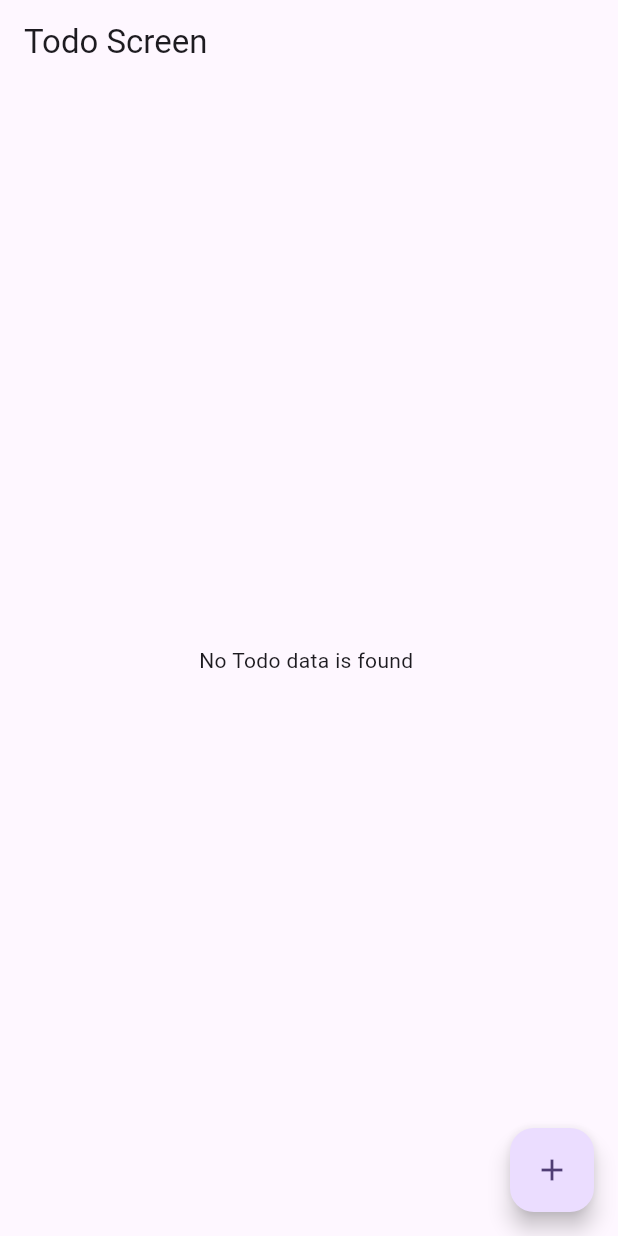
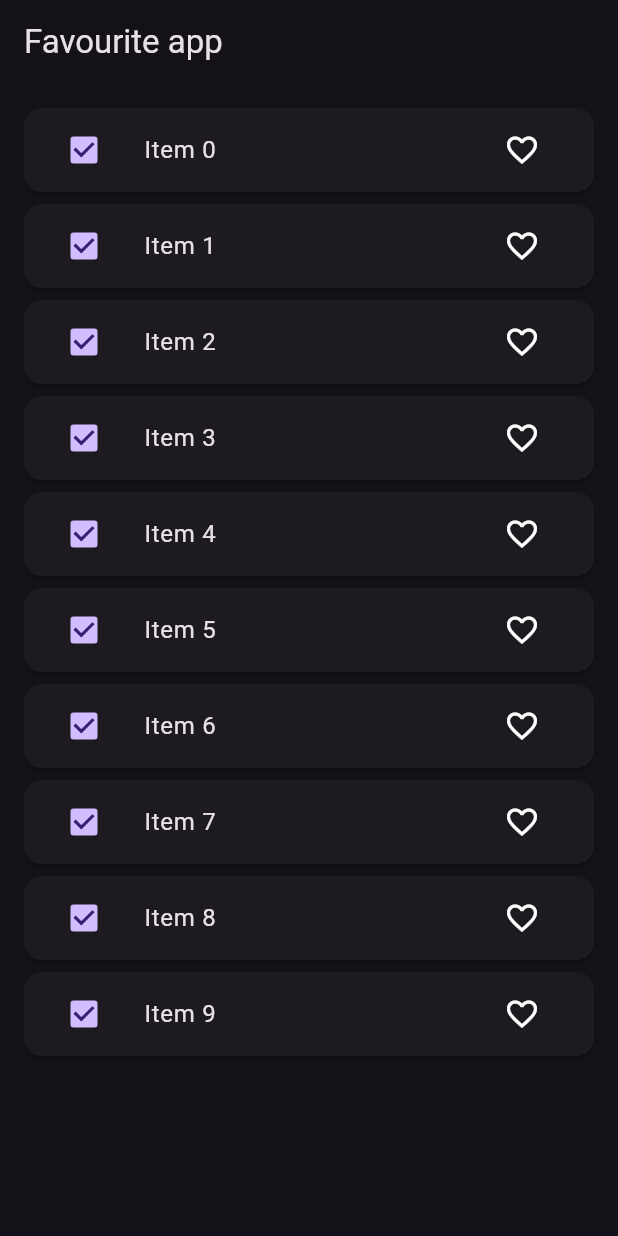
Before and after one commit to Sachinpandit2809/bloc_tutorial, a Flutter app: the screen it shows after launch, on a phone screen of 412 x 824 dp. Run offline on Flutter 3.47's test engine with Material 3 defaults, Android fonts, the phone set to English and light mode, and no system bars; our stand-ins replace bloc, equatable, flutter_bloc, image_picker.

Commit message:
favourite completed

```diff
--- /dev/null
+++ b/lib/bloc/favourite_app/favourite_app_bloc.dart
@@ -0,0 +1,31 @@
+import 'package:bloc/bloc.dart';
+import 'package:bloc_tutorial/bloc/favourite_app/favourite_app_event.dart';
+import 'package:bloc_tutorial/bloc/favourite_app/favourite_app_state.dart';
+import 'package:bloc_tutorial/model/favourite_item_model.dart';
+import 'package:bloc_tutorial/repository/favourite_repositry.dart';
+
+class FavouriteAppBloc extends Bloc<FavouriteAppEvent, FavouriteAppState> {
+  FavouriteRepositry favouriteRepositry;
+  List<FavouriteItemModel> favouriteItemList = [];
+  FavouriteAppBloc(
+    this.favouriteRepositry,
+  ) : super(const FavouriteAppState()) {
+    on<FetchFavouriteList>(_onFetchFavouriteList);
+    on<AddFavouriteItem>(_onAddFavouriteItem);
+  }
+  void _onFetchFavouriteList(
+      FetchFavouriteList event, Emitter<FavouriteAppState> emit) async {
+    favouriteItemList = await favouriteRepositry.fetchItem();
+    emit(state.copyWith(
+        favouriteItemList: List.from(favouriteItemList),
+        listStatus: ListStatus.SUCCESS));
+  }
+
+  void _onAddFavouriteItem(
+      AddFavouriteItem event, Emitter<FavouriteAppState> emit) {
+    final index =
+        favouriteItemList.indexWhere((element) => element.id == event.item.id);
+    favouriteItemList[index] = event.item;
+    emit(state.copyWith(favouriteItemList: List.from(favouriteItemList)));
+  }
+}
--- /dev/null
+++ b/lib/bloc/favourite_app/favourite_app_event.dart
@@ -0,0 +1,17 @@
+import 'package:bloc_tutorial/model/favourite_item_model.dart';
+import 'package:equatable/equatable.dart';
+
+abstract class FavouriteAppEvent extends Equatable {
+  const FavouriteAppEvent();
+
+  @override
+  List<Object> get props => [];
+}
+
+class FetchFavouriteList extends FavouriteAppEvent {}
+
+class AddFavouriteItem extends FavouriteAppEvent {
+  final FavouriteItemModel item;
+ const AddFavouriteItem({required this.item});
+  // List<Object> get props => [item];
+}
--- /dev/null
+++ b/lib/bloc/favourite_app/favourite_app_state.dart
@@ -0,0 +1,25 @@
+import 'package:bloc_tutorial/model/favourite_item_model.dart';
+import 'package:equatable/equatable.dart';
+
+enum ListStatus { LOADING, SUCCESS, FAILURE }
+
+class FavouriteAppState extends Equatable {
+  final List<FavouriteItemModel> favouriteItemList;
+  final ListStatus listStatus;
+
+  const FavouriteAppState(
+      {this.favouriteItemList = const [],
+      this.listStatus = ListStatus.LOADING});
+
+  FavouriteAppState copyWith(
+      {List<FavouriteItemModel>? favouriteItemList, ListStatus? listStatus}) {
+    return FavouriteAppState(
+        favouriteItemList: favouriteItemList ?? this.favouriteItemList,
+        listStatus: listStatus ?? this.listStatus);
+  }
+
+  @override
+  List<Object> get props => [favouriteItemList, listStatus];
+}
+
+// final class FavouriteAppInitial extends FavouriteAppState {}
--- a/lib/main.dart
+++ b/lib/main.dart
@@ -1,7 +1,10 @@
 import 'package:bloc_tutorial/bloc/counter/counter_bloc.dart';
+import 'package:bloc_tutorial/bloc/favourite_app/favourite_app_bloc.dart';
 import 'package:bloc_tutorial/bloc/image_picker/image_picker_bloc.dart';
 import 'package:bloc_tutorial/bloc/switch_slider/switch_slider_bloc.dart';
 import 'package:bloc_tutorial/bloc/todo/todo_bloc.dart';
+import 'package:bloc_tutorial/repository/favourite_repositry.dart';
+import 'package:bloc_tutorial/ui/favourite_app_screen.dart';
 import 'package:bloc_tutorial/ui/image_picker_screen.dart';
 import 'package:bloc_tutorial/ui/switch_slider_screen.dart';
 import 'package:bloc_tutorial/ui/todo_screen.dart';
@@ -33,15 +36,20 @@ class MyApp extends StatelessWidget {
           ),
           BlocProvider<TodoBloc>(
             create: (_) => TodoBloc(),
+          ),
+          BlocProvider<FavouriteAppBloc>(
+            create: (_) => FavouriteAppBloc(FavouriteRepositry()),
           )
         ],
         child: MaterialApp(
           title: 'Bloc Tutorial',
+          themeMode: ThemeMode.dark,
           theme: ThemeData(
-            colorScheme: ColorScheme.fromSeed(seedColor: Colors.deepPurple),
+            brightness: Brightness.dark,
+            // colorScheme: ColorScheme.fromSeed(seedColor: Colors.deepPurple),
             useMaterial3: true,
           ),
-          home: TodoScreen(),
+          home: FavouriteAppScreen(),
         ));
   }
 }
--- /dev/null
+++ b/lib/model/favourite_item_model.dart
@@ -0,0 +1,28 @@
+import 'package:equatable/equatable.dart';
+
+class FavouriteItemModel extends Equatable {
+  final String id;
+  final String value;
+  final bool isDeleting;
+  final bool isFavourite;
+
+  const FavouriteItemModel({
+    required this.id,
+    required this.value,
+    this.isDeleting = false,
+    this.isFavourite = false,
+  });
+
+// creating copyWith Function
+  FavouriteItemModel copyWith(
+      {String? id, String? value, bool? isDeleting, bool? isFavourite}) {
+    return FavouriteItemModel(
+        id: id ?? this.id,
+        value: value ?? this.value,
+        isDeleting: isDeleting ?? this.isDeleting,
+        isFavourite: isFavourite ?? this.isFavourite);
+  }
+
+  @override
+  List<Object?> get props => [id, value, isDeleting, isFavourite];
+}
--- /dev/null
+++ b/lib/repository/favourite_repositry.dart
@@ -0,0 +1,16 @@
+import 'package:bloc_tutorial/model/favourite_item_model.dart';
+
+class FavouriteRepositry {
+  Future<List<FavouriteItemModel>> fetchItem() async {
+    await Future.delayed(Duration(seconds: 3));
+    return List.of(_generateList(10));
+  }
+
+//  Generating the 10  Item List of FavouriteItemModel
+  List<FavouriteItemModel> _generateList(int length) {
+    return List.generate(
+        length,
+        (index) =>
+            FavouriteItemModel(id: index.toString(), value: "Item $index"));
+  }
+}
--- /dev/null
+++ b/lib/ui/favourite_app_screen.dart
@@ -0,0 +1,74 @@
+import 'package:bloc_tutorial/bloc/favourite_app/favourite_app_bloc.dart';
+import 'package:bloc_tutorial/bloc/favourite_app/favourite_app_event.dart';
+import 'package:bloc_tutorial/bloc/favourite_app/favourite_app_state.dart';
+import 'package:bloc_tutorial/model/favourite_item_model.dart';
+import 'package:flutter/material.dart';
+import 'package:flutter_bloc/flutter_bloc.dart';
+
+class FavouriteAppScreen extends StatefulWidget {
+  const FavouriteAppScreen({super.key});
+
+  @override
+  State<FavouriteAppScreen> createState() => _FavouriteAppScreenState();
+}
+
+class _FavouriteAppScreenState extends State<FavouriteAppScreen> {
+  @override
+  void initState() {
+    // TODO: implement initState
+    super.initState();
+    context.read<FavouriteAppBloc>().add(FetchFavouriteList());
+  }
+
+  @override
+  Widget build(BuildContext context) {
+    return Scaffold(
+      appBar: AppBar(
+        title: Text("Favourite app"),
+        scrolledUnderElevation: 0,
+      ),
+      body: Padding(
+        padding: const EdgeInsets.all(12.0),
+        child: BlocBuilder<FavouriteAppBloc, FavouriteAppState>(
+            builder: (context, state) {
+          switch (state.listStatus) {
+            case ListStatus.LOADING:
+              return const Center(child: CircularProgressIndicator());
+            case ListStatus.FAILURE:
+              return const Center(child: Text("Failed"));
+            case ListStatus.SUCCESS:
+              return ListView.builder(
+                  itemCount: state.favouriteItemList.length,
+                  itemBuilder: (context, index) {
+                    final item = state.favouriteItemList[index];
+
+                    return Card(
+                        child: ListTile(
+                      leading: Checkbox(value: true, onChanged: (v) {}),
+                      title: Text(item.value.toString()),
+                      trailing: IconButton(
+                          onPressed: () {
+                            FavouriteItemModel favouriteItem =
+                                FavouriteItemModel(
+                                    id: item.id,
+                                    value: item.value,
+                                    isFavourite:
+                                        item.isFavourite ? false : true);
+                            context
+                                .read<FavouriteAppBloc>()
+                                .add(AddFavouriteItem(item: favouriteItem));
+                          },
+                          icon: Icon(
+                            item.isFavourite
+                                ? Icons.favorite
+                                : Icons.favorite_outline,
+                            color: item.isFavourite ? Colors.red : Colors.white,
+                          )),
+                    ));
+                  });
+          }
+        }),
+      ),
+    );
+  }
+}
```
